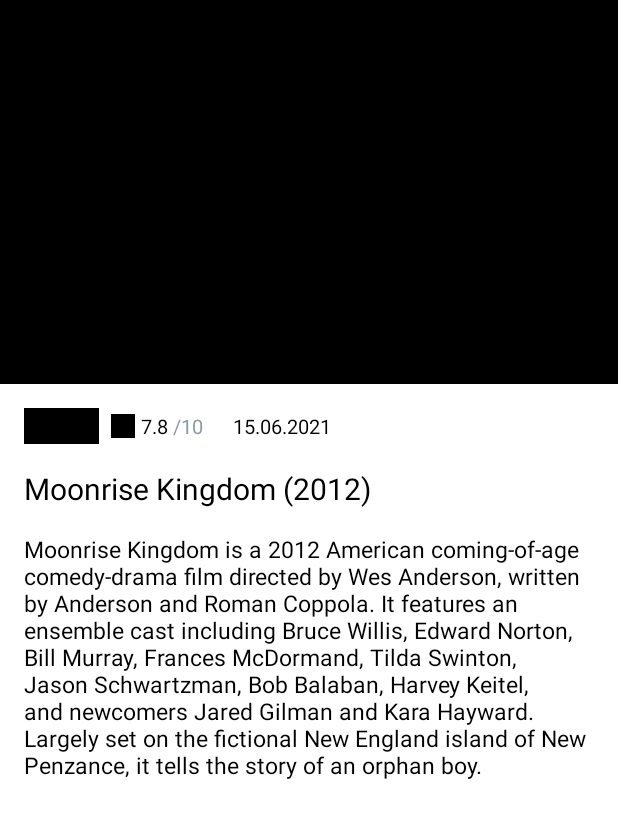
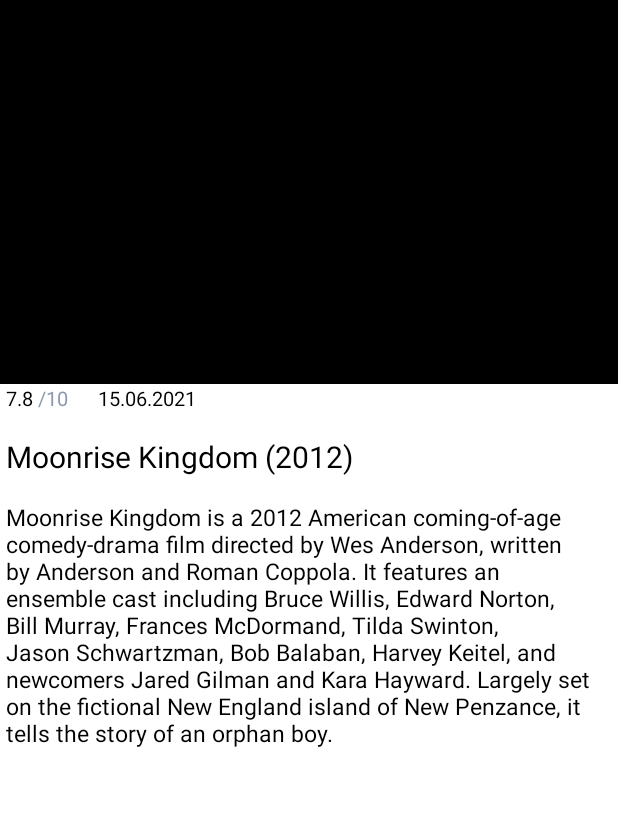
Before and after one commit to SalihCanBinboga/SCIP-Android-Workshop-2, an Android app: the layout fragment_movie_detail.xml on its own in the app's theme, with its tools: preview values and no code run, on a phone screen of 412 x 824 dp. Shown: the top 818 px of the screen. Run offline under Robolectric (Android 15) with nearby library versions, the phone set to English and light mode, and no system bars; Roboto replaces fonts that are not available here.

```diff
--- a/app/src/main/AndroidManifest.xml
+++ b/app/src/main/AndroidManifest.xml
@@ -1,6 +1,8 @@
 <?xml version="1.0" encoding="utf-8"?>
 <manifest xmlns:android="http://schemas.android.com/apk/res/android"
     package="com.example.scipandroidworkshop2">
+
+    <uses-permission android:name="android.permission.INTERNET"/>
 
     <application
         android:allowBackup="true"
--- a/app/src/main/res/layout/fragment_movie_detail.xml
+++ b/app/src/main/res/layout/fragment_movie_detail.xml
@@ -38,28 +38,6 @@
         app:layout_constraintTop_toTopOf="parent"
         tools:src="@color/black" />
 
-    <ImageView
-        android:id="@+id/imdbLogoImageView"
-        android:layout_width="50dp"
-        android:layout_height="24dp"
-        android:layout_marginStart="16dp"
-        android:layout_marginTop="16dp"
-        android:scaleType="fitXY"
-        android:src="@color/black"
-        app:layout_constraintStart_toStartOf="parent"
-        app:layout_constraintTop_toBottomOf="@+id/movieBannerImageView" />
-
-    <ImageView
-        android:id="@+id/imdbStarImageView"
-        android:layout_width="16dp"
-        android:layout_height="16dp"
-        android:layout_marginStart="8dp"
-        android:scaleType="fitXY"
-        android:src="@color/black"
-        app:layout_constraintBottom_toBottomOf="@+id/imdbLogoImageView"
-        app:layout_constraintStart_toEndOf="@+id/imdbLogoImageView"
-        app:layout_constraintTop_toTopOf="@+id/imdbLogoImageView" />
-
     <TextView
         android:id="@+id/currentPointTextView"
         android:layout_width="wrap_content"
@@ -68,9 +46,8 @@
         android:fontFamily="@font/roboto_medium"
         android:textColor="@color/black"
         android:textSize="13sp"
-        app:layout_constraintBottom_toBottomOf="@+id/imdbStarImageView"
-        app:layout_constraintStart_toEndOf="@id/imdbStarImageView"
-        app:layout_constraintTop_toTopOf="@+id/imdbStarImageView"
+        app:layout_constraintStart_toStartOf="parent"
+        app:layout_constraintTop_toBottomOf="@+id/movieBannerImageView"
         tools:text="7.8" />
 
     <TextView
@@ -108,8 +85,8 @@
         android:fontFamily="@font/roboto_bold"
         android:textColor="@color/black"
         android:textSize="20sp"
-        app:layout_constraintStart_toStartOf="@+id/imdbLogoImageView"
-        app:layout_constraintTop_toBottomOf="@+id/imdbLogoImageView"
+        app:layout_constraintStart_toStartOf="@+id/currentPointTextView"
+        app:layout_constraintTop_toBottomOf="@+id/currentPointTextView"
         tools:text="Moonrise Kingdom (2012)" />
 
     <TextView
```
Also changed, not shown: app/src/main/java/com/example/scipandroidworkshop2/data/repositories/MoviesRepository.kt (+9 -6 lines), app/src/main/java/com/example/scipandroidworkshop2/ui/screens/movie_detail/MovieDetailFragment.kt (+45 -1 lines), app/src/main/java/com/example/scipandroidworkshop2/ui/screens/movie_detail/MovieDetailViewModel.kt (added, +33 -0 lines), app/src/main/java/com/example/scipandroidworkshop2/ui/screens/movies/MoviesFragment.kt (+56 -4 lines), app/src/main/java/com/example/scipandroidworkshop2/ui/screens/movies/MoviesViewModel.kt (added, +23 -0 lines), app/src/main/java/com/example/scipandroidworkshop2/ui/screens/movies/UpComingMoviesAdapter.kt (added, +57 -0 lines), app/src/main/res/layout/activity_main.xml (+10 -8 lines).
